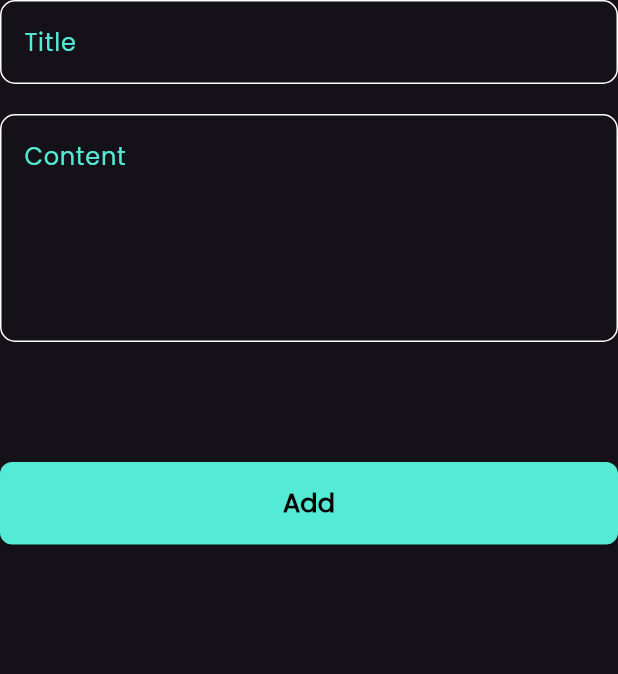
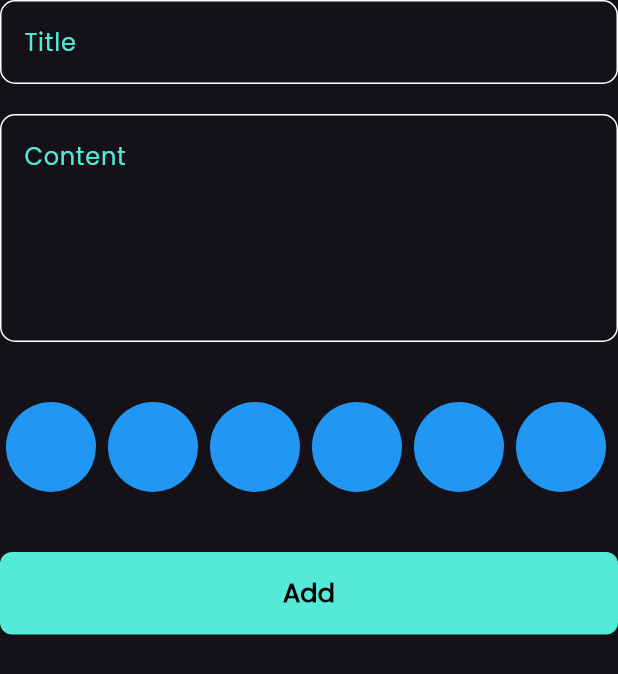
Before and after one commit to 1dev-Ebrahim/notes_app, a Flutter app: the AddNoteForm widget shown alone on an empty page, opened directly, on a phone screen of 412 x 824 dp. Shown: the top 674 px of the screen. Run offline on Flutter 3.47's test engine with Material 3 defaults, Android fonts, the phone set to English and light mode, and no system bars; our stand-ins replace flutter_bloc, font_awesome_flutter, hive, hive_flutter; accounts and stored records are empty.

Commit message:
Add ColorItem and ColorItemListView widgets to enhance note creation UI

```diff
--- a/lib/widgets/add_note_form.dart
+++ b/lib/widgets/add_note_form.dart
@@ -5,6 +5,8 @@ import 'package:notes_app/cubits/add_note_cubit/add_note_cubit.dart';
 import 'package:notes_app/cubits/add_note_cubit/add_note_state.dart';
 import 'package:notes_app/cubits/notes_cubit/notes_cubit.dart';
 import 'package:notes_app/models/note_model.dart';
+import 'package:notes_app/widgets/color_item.dart';
+import 'package:notes_app/widgets/color_item_list_view.dart';
 import 'package:notes_app/widgets/custom_elevated_button.dart';
 import 'package:notes_app/widgets/custom_text_field.dart';
 
@@ -40,7 +42,9 @@ class _AddNoteFormState extends State<AddNoteForm> {
               subTitle = value;
             },
           ),
-          const SizedBox(height: 80),
+          const SizedBox(height: 40),
+          ColorItemListView(),
+          const SizedBox(height: 40),
           BlocBuilder<AddNoteCubit, AddNoteState>(
             builder: (context, state) {
               return CustomElevatedButton(
--- /dev/null
+++ b/lib/widgets/color_item.dart
@@ -0,0 +1,10 @@
+import 'package:flutter/material.dart';
+
+class ColorItem extends StatelessWidget {
+  const ColorItem({super.key});
+
+  @override
+  Widget build(BuildContext context) {
+    return const CircleAvatar(backgroundColor: Colors.blue, radius: 30);
+  }
+}
--- /dev/null
+++ b/lib/widgets/color_item_list_view.dart
@@ -0,0 +1,23 @@
+import 'package:flutter/widgets.dart';
+import 'package:notes_app/widgets/color_item.dart';
+
+class ColorItemListView extends StatelessWidget {
+  const ColorItemListView({super.key});
+
+  @override
+  Widget build(BuildContext context) {
+    return SizedBox(
+      height: 60,
+      child: ListView.builder(
+        scrollDirection: Axis.horizontal,
+        itemCount: 8,
+        itemBuilder: (context, index) {
+          return const Padding(
+            padding: EdgeInsets.symmetric(horizontal: 4.0),
+            child: ColorItem(),
+          );
+        },
+      ),
+    );
+  }
+}
```
